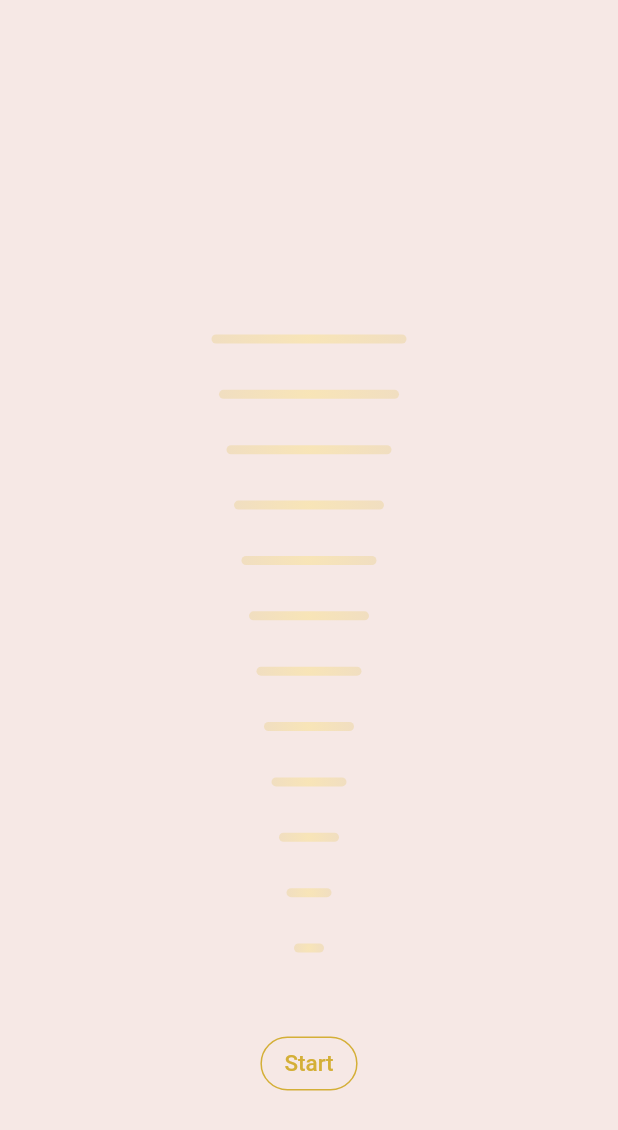
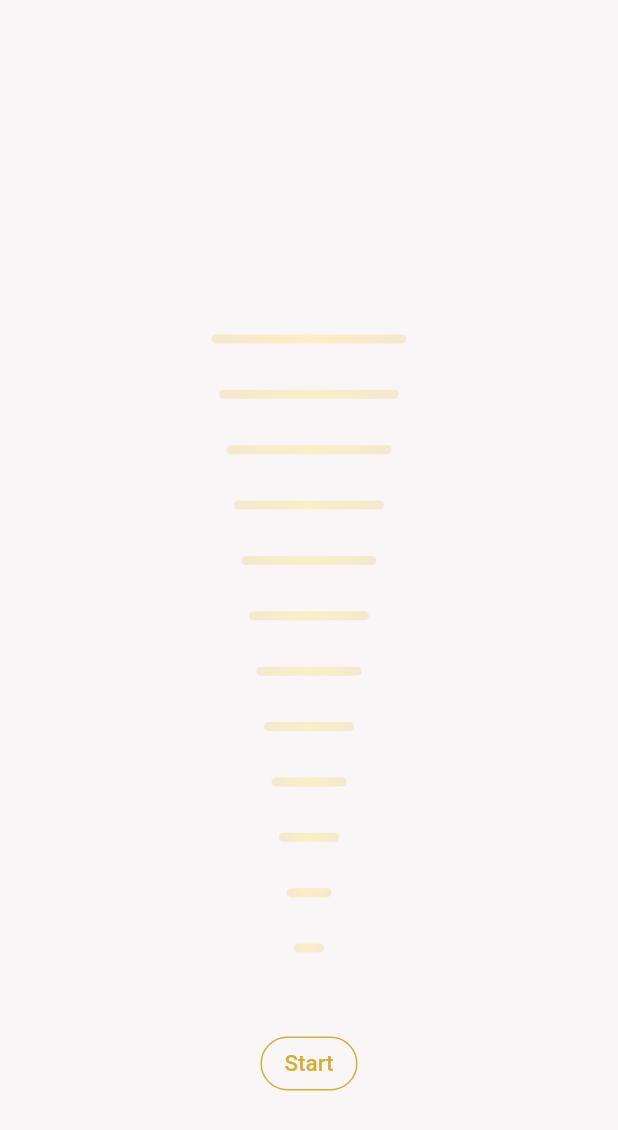
Before and after one commit to charlotteisambert/cardiac_coherence, a Flutter app: the screen it shows after launch, on a phone screen of 412 x 824 dp. Shown: the top 1130 px of the screen. Run offline on Flutter 3.47's test engine with Material 2 defaults, Android fonts, the phone set to English and light mode, and no system bars.

Commit message:
(colors): change into pale rose

```diff
--- a/lib/utils/style.dart
+++ b/lib/utils/style.dart
@@ -1,4 +1,4 @@
 Map colors = Map.unmodifiable({
-  'background': 0xFFF6E8E5,
+  'background': 0xFFE9DC0,
   'light': 0xFFD4AF37,
 });
```
